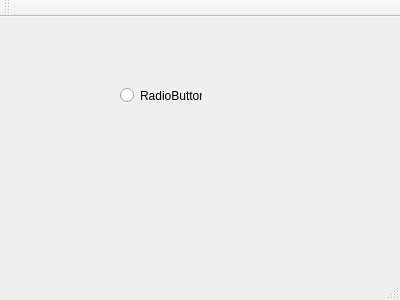
First picture: the form in SESPSarahAristea2/mainwindow.ui, repository sdebiasi/SESPSarahAristea2, before the edit.
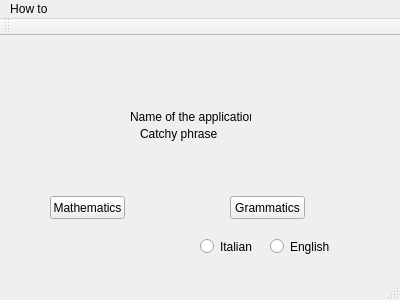
Second picture: the form after the edit.

What changed in the file:
```diff
--- a/SESPSarahAristea2/mainwindow.ui
+++ b/SESPSarahAristea2/mainwindow.ui
@@ -14,20 +14,100 @@
    <string>MainWindow</string>
   </property>
   <widget class="QWidget" name="centralWidget">
+   <widget class="QLabel" name="label">
+    <property name="geometry">
+     <rect>
+      <x>130</x>
+      <y>60</y>
+      <width>121</width>
+      <height>41</height>
+     </rect>
+    </property>
+    <property name="text">
+     <string>Name of the application l</string>
+    </property>
+   </widget>
+   <widget class="QLabel" name="label_2">
+    <property name="geometry">
+     <rect>
+      <x>140</x>
+      <y>90</y>
+      <width>101</width>
+      <height>16</height>
+     </rect>
+    </property>
+    <property name="text">
+     <string>Catchy phrase</string>
+    </property>
+   </widget>
+   <widget class="QPushButton" name="pushButton">
+    <property name="geometry">
+     <rect>
+      <x>50</x>
+      <y>160</y>
+      <width>75</width>
+      <height>23</height>
+     </rect>
+    </property>
+    <property name="text">
+     <string>Mathematics</string>
+    </property>
+   </widget>
+   <widget class="QPushButton" name="pushButton_2">
+    <property name="enabled">
+     <bool>true</bool>
+    </property>
+    <property name="geometry">
+     <rect>
+      <x>230</x>
+      <y>160</y>
+      <width>75</width>
+      <height>23</height>
+     </rect>
+    </property>
+    <property name="text">
+     <string>Grammatics</string>
+    </property>
+   </widget>
    <widget class="QRadioButton" name="radioButton">
     <property name="geometry">
      <rect>
-      <x>120</x>
-      <y>70</y>
-      <width>82</width>
-      <height>17</height>
+      <x>200</x>
+      <y>200</y>
+      <width>81</width>
+      <height>21</height>
      </rect>
     </property>
     <property name="text">
-     <string>RadioButton</string>
+     <string>Italian</string>
     </property>
    </widget>
+   <widget class="QRadioButton" name="radioButton_2">
+    <property name="enabled">
+     <bool>true</bool>
+    </property>
+    <property name="geometry">
+     <rect>
+      <x>270</x>
+      <y>200</y>
+      <width>81</width>
+      <height>21</height>
+     </rect>
+    </property>
+    <property name="text">
+     <string>English</string>
+    </property>
+   </widget>
   </widget>
+  <widget class="QToolBar" name="mainToolBar">
+   <attribute name="toolBarArea">
+    <enum>TopToolBarArea</enum>
+   </attribute>
+   <attribute name="toolBarBreak">
+    <bool>false</bool>
+   </attribute>
+  </widget>
+  <widget class="QStatusBar" name="statusBar"/>
   <widget class="QMenuBar" name="menuBar">
    <property name="geometry">
     <rect>
@@ -37,16 +117,26 @@
      <height>21</height>
     </rect>
    </property>
+   <widget class="QMenu" name="menuHow_to">
+    <property name="title">
+     <string>How to </string>
+    </property>
+    <addaction name="actionInstructions"/>
+    <addaction name="separator"/>
+    <addaction name="actionAbout"/>
+   </widget>
+   <addaction name="menuHow_to"/>
   </widget>
-  <widget class="QToolBar" name="mainToolBar">
-   <attribute name="toolBarArea">
-    <enum>TopToolBarArea</enum>
-   </attribute>
-   <attribute name="toolBarBreak">
-    <bool>false</bool>
-   </attribute>
-  </widget>
-  <widget class="QStatusBar" name="statusBar"/>
+  <action name="actionInstructions">
+   <property name="text">
+    <string>Instructions</string>
+   </property>
+  </action>
+  <action name="actionAbout">
+   <property name="text">
+    <string>About</string>
+   </property>
+  </action>
  </widget>
  <layoutdefault spacing="6" margin="11"/>
  <resources/>
```
